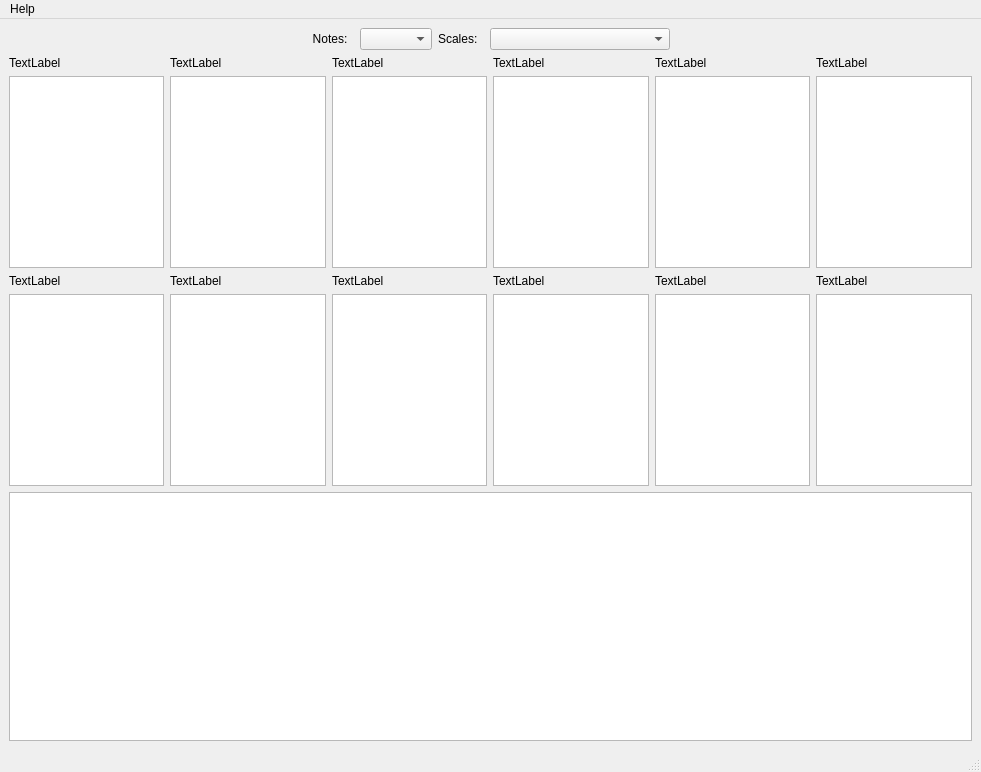
Old version of the form QtGuitar/MainWindow.ui in the repository LuisCarlosRojasTorres/QtGuitar.
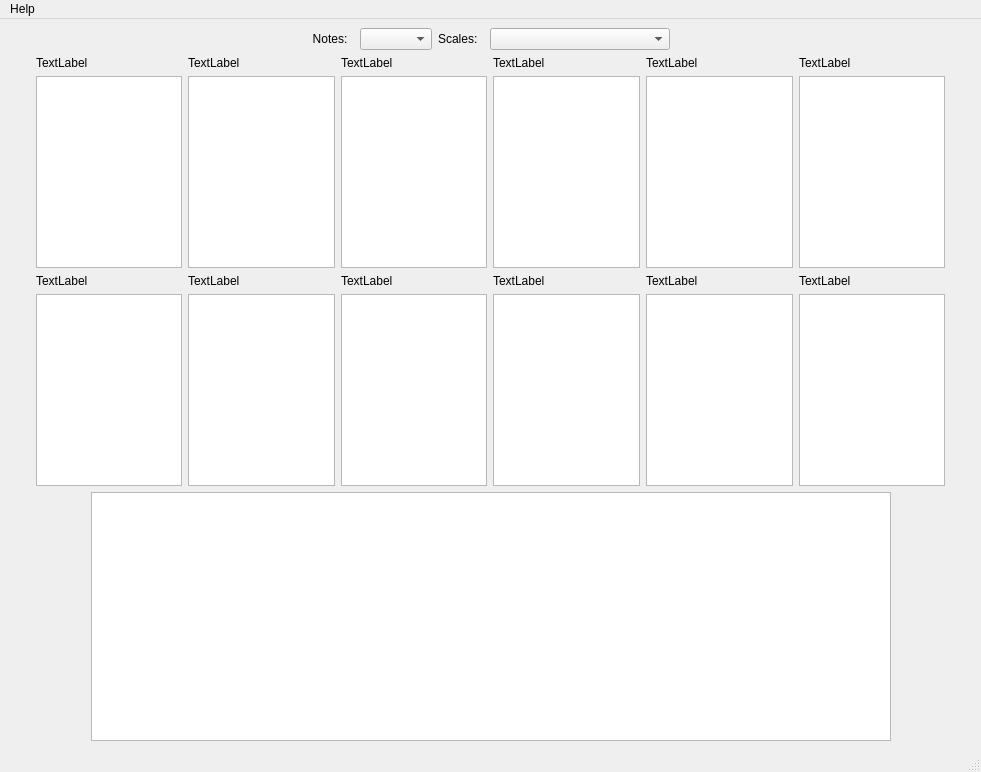
New version of the form.

Commit message:
Minimum and Maximum Dimensions added in GUI
Horizontal spacers added to follow MainWindow dimensions

Patch:
```diff
--- a/QtGuitar/MainWindow.ui
+++ b/QtGuitar/MainWindow.ui
@@ -111,6 +111,19 @@
          <layout class="QVBoxLayout" name="verticalLayout_chords">
           <item>
            <layout class="QHBoxLayout" name="horizontalLayout_3">
+            <item>
+             <spacer name="horizontalSpacer_3">
+              <property name="orientation">
+               <enum>Qt::Horizontal</enum>
+              </property>
+              <property name="sizeHint" stdset="0">
+               <size>
+                <width>40</width>
+                <height>20</height>
+               </size>
+              </property>
+             </spacer>
+            </item>
             <item>
              <layout class="QVBoxLayout" name="verticalLayout_8">
               <item>
@@ -121,7 +134,20 @@
                </widget>
               </item>
               <item>
-               <widget class="QListWidget" name="listWidget_note1"/>
+               <widget class="QListWidget" name="listWidget_note1">
+                <property name="minimumSize">
+                 <size>
+                  <width>100</width>
+                  <height>0</height>
+                 </size>
+                </property>
+                <property name="maximumSize">
+                 <size>
+                  <width>160</width>
+                  <height>16777215</height>
+                 </size>
+                </property>
+               </widget>
               </item>
              </layout>
             </item>
@@ -135,7 +161,20 @@
                </widget>
               </item>
               <item>
-               <widget class="QListWidget" name="listWidget_note2"/>
+               <widget class="QListWidget" name="listWidget_note2">
+                <property name="minimumSize">
+                 <size>
+                  <width>100</width>
+                  <height>0</height>
+                 </size>
+                </property>
+                <property name="maximumSize">
+                 <size>
+                  <width>160</width>
+                  <height>16777215</height>
+                 </size>
+                </property>
+               </widget>
               </item>
              </layout>
             </item>
@@ -149,7 +188,20 @@
                </widget>
               </item>
               <item>
-               <widget class="QListWidget" name="listWidget_note3"/>
+               <widget class="QListWidget" name="listWidget_note3">
+                <property name="minimumSize">
+                 <size>
+                  <width>100</width>
+                  <height>0</height>
+                 </size>
+                </property>
+                <property name="maximumSize">
+                 <size>
+                  <width>160</width>
+                  <height>16777215</height>
+                 </size>
+                </property>
+               </widget>
               </item>
              </layout>
             </item>
@@ -163,7 +215,20 @@
                </widget>
               </item>
               <item>
-               <widget class="QListWidget" name="listWidget_note4"/>
+               <widget class="QListWidget" name="listWidget_note4">
+                <property name="minimumSize">
+                 <size>
+                  <width>100</width>
+                  <height>0</height>
+                 </size>
+                </property>
+                <property name="maximumSize">
+                 <size>
+                  <width>160</width>
+                  <height>16777215</height>
+                 </size>
+                </property>
+               </widget>
               </item>
              </layout>
             </item>
@@ -177,7 +242,20 @@
                </widget>
               </item>
               <item>
-               <widget class="QListWidget" name="listWidget_note5"/>
+               <widget class="QListWidget" name="listWidget_note5">
+                <property name="minimumSize">
+                 <size>
+                  <width>100</width>
+                  <height>0</height>
+                 </size>
+                </property>
+                <property name="maximumSize">
+                 <size>
+                  <width>160</width>
+                  <height>16777215</height>
+                 </size>
+                </property>
+               </widget>
               </item>
              </layout>
             </item>
@@ -191,14 +269,53 @@
                </widget>
               </item>
               <item>
-               <widget class="QListWidget" name="listWidget_note6"/>
+               <widget class="QListWidget" name="listWidget_note6">
+                <property name="minimumSize">
+                 <size>
+                  <width>100</width>
+                  <height>0</height>
+                 </size>
+                </property>
+                <property name="maximumSize">
+                 <size>
+                  <width>160</width>
+                  <height>16777215</height>
+                 </size>
+                </property>
+               </widget>
               </item>
              </layout>
             </item>
+            <item>
+             <spacer name="horizontalSpacer_4">
+              <property name="orientation">
+               <enum>Qt::Horizontal</enum>
+              </property>
+              <property name="sizeHint" stdset="0">
+               <size>
+                <width>40</width>
+                <height>20</height>
+               </size>
+              </property>
+             </spacer>
+            </item>
            </layout>
           </item>
           <item>
            <layout class="QHBoxLayout" name="horizontalLayout_2">
+            <item>
+             <spacer name="horizontalSpacer_5">
+              <property name="orientation">
+               <enum>Qt::Horizontal</enum>
+              </property>
+              <property name="sizeHint" stdset="0">
+               <size>
+                <width>40</width>
+                <height>20</height>
+               </size>
+              </property>
+             </spacer>
+            </item>
             <item>
              <layout class="QVBoxLayout" name="verticalLayout_2">
               <item>
@@ -209,7 +326,20 @@
                </widget>
               </item>
               <item>
-               <widget class="QListWidget" name="listWidget_note7"/>
+               <widget class="QListWidget" name="listWidget_note7">
+                <property name="minimumSize">
+                 <size>
+                  <width>100</width>
+                  <height>0</height>
+                 </size>
+                </property>
+                <property name="maximumSize">
+                 <size>
+                  <width>160</width>
+                  <height>16777215</height>
+                 </size>
+                </property>
+               </widget>
               </item>
              </layout>
             </item>
@@ -223,7 +353,20 @@
                </widget>
               </item>
               <item>
-               <widget class="QListWidget" name="listWidget_note8"/>
+               <widget class="QListWidget" name="listWidget_note8">
+                <property name="minimumSize">
+                 <size>
+                  <width>100</width>
+                  <height>0</height>
+                 </size>
+                </property>
+                <property name="maximumSize">
+                 <size>
+                  <width>160</width>
+                  <height>16777215</height>
+                 </size>
+                </property>
+               </widget>
               </item>
              </layout>
             </item>
@@ -237,7 +380,20 @@
                </widget>
               </item>
               <item>
-               <widget class="QListWidget" name="listWidget_note9"/>
+               <widget class="QListWidget" name="listWidget_note9">
+                <property name="minimumSize">
+                 <size>
+                  <width>100</width>
+                  <height>0</height>
+                 </size>
+                </property>
+                <property name="maximumSize">
+                 <size>
+                  <width>160</width>
+                  <height>16777215</height>
+                 </size>
+                </property>
+               </widget>
               </item>
              </layout>
             </item>
@@ -251,7 +407,20 @@
                </widget>
               </item>
               <item>
-               <widget class="QListWidget" name="listWidget_note10"/>
+               <widget class="QListWidget" name="listWidget_note10">
+                <property name="minimumSize">
+                 <size>
+                  <width>100</width>
+                  <height>0</height>
+                 </size>
+                </property>
+                <property name="maximumSize">
+                 <size>
+                  <width>160</width>
+                  <height>16777215</height>
+                 </size>
+                </property>
+               </widget>
               </item>
              </layout>
             </item>
@@ -265,7 +434,20 @@
                </widget>
               </item>
               <item>
-               <widget class="QListWidget" name="listWidget_note11"/>
+               <widget class="QListWidget" name="listWidget_note11">
+                <property name="minimumSize">
+                 <size>
+                  <width>100</width>
+                  <height>0</height>
+                 </size>
+                </property>
+                <property name="maximumSize">
+                 <size>
+                  <width>160</width>
+                  <height>16777215</height>
+                 </size>
+                </property>
+               </widget>
               </item>
              </layout>
             </item>
@@ -279,10 +461,36 @@
                </widget>
               </item>
               <item>
-               <widget class="QListWidget" name="listWidget_12"/>
+               <widget class="QListWidget" name="listWidget_12">
+                <property name="minimumSize">
+                 <size>
+                  <width>100</width>
+                  <height>0</height>
+                 </size>
+                </property>
+                <property name="maximumSize">
+                 <size>
+                  <width>160</width>
+                  <height>16777215</height>
+                 </size>
+                </property>
+               </widget>
               </item>
              </layout>
             </item>
+            <item>
+             <spacer name="horizontalSpacer_6">
+              <property name="orientation">
+               <enum>Qt::Horizontal</enum>
+              </property>
+              <property name="sizeHint" stdset="0">
+               <size>
+                <width>40</width>
+                <height>20</height>
+               </size>
+              </property>
+             </spacer>
+            </item>
            </layout>
           </item>
          </layout>
@@ -290,7 +498,50 @@
        </layout>
       </item>
       <item>
-       <widget class="QGraphicsView" name="graphicsView_fretboard"/>
+       <layout class="QHBoxLayout" name="horizontalLayout">
+        <item>
+         <spacer name="horizontalSpacer_7">
+          <property name="orientation">
+           <enum>Qt::Horizontal</enum>
+          </property>
+          <property name="sizeHint" stdset="0">
+           <size>
+            <width>40</width>
+            <height>20</height>
+           </size>
+          </property>
+         </spacer>
+        </item>
+        <item>
+         <widget class="QGraphicsView" name="graphicsView_fretboard">
+          <property name="minimumSize">
+           <size>
+            <width>800</width>
+            <height>200</height>
+           </size>
+          </property>
+          <property name="maximumSize">
+           <size>
+            <width>1000</width>
+            <height>250</height>
+           </size>
+          </property>
+         </widget>
+        </item>
+        <item>
+         <spacer name="horizontalSpacer_8">
+          <property name="orientation">
+           <enum>Qt::Horizontal</enum>
+          </property>
+          <property name="sizeHint" stdset="0">
+           <size>
+            <width>40</width>
+            <height>20</height>
+           </size>
+          </property>
+         </spacer>
+        </item>
+       </layout>
       </item>
      </layout>
     </item>
```
Left out of the diff: 2 changed lines with no effect on the pictures.
